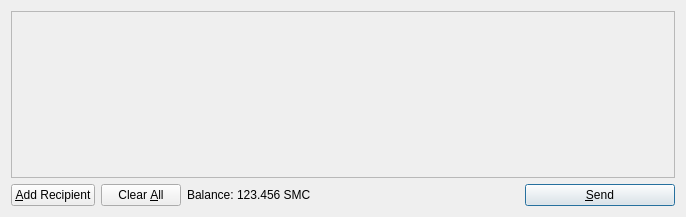
canabit/canabit, file src/qt/forms/sendcoinsdialog.ui: the form before one commit.
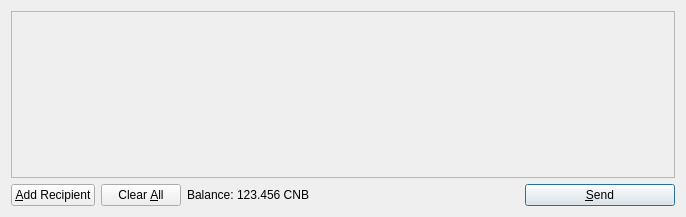
The form after the commit. Icons and pictures are not drawn.

```diff
--- a/src/qt/forms/sendcoinsdialog.ui
+++ b/src/qt/forms/sendcoinsdialog.ui
@@ -119,7 +119,7 @@
           <cursorShape>IBeamCursor</cursorShape>
          </property>
          <property name="text">
-          <string>123.456 SMC</string>
+          <string>123.456 CNB</string>
          </property>
          <property name="textInteractionFlags">
           <set>Qt::LinksAccessibleByMouse|Qt::TextSelectableByKeyboard|Qt::TextSelectableByMouse</set>
```
